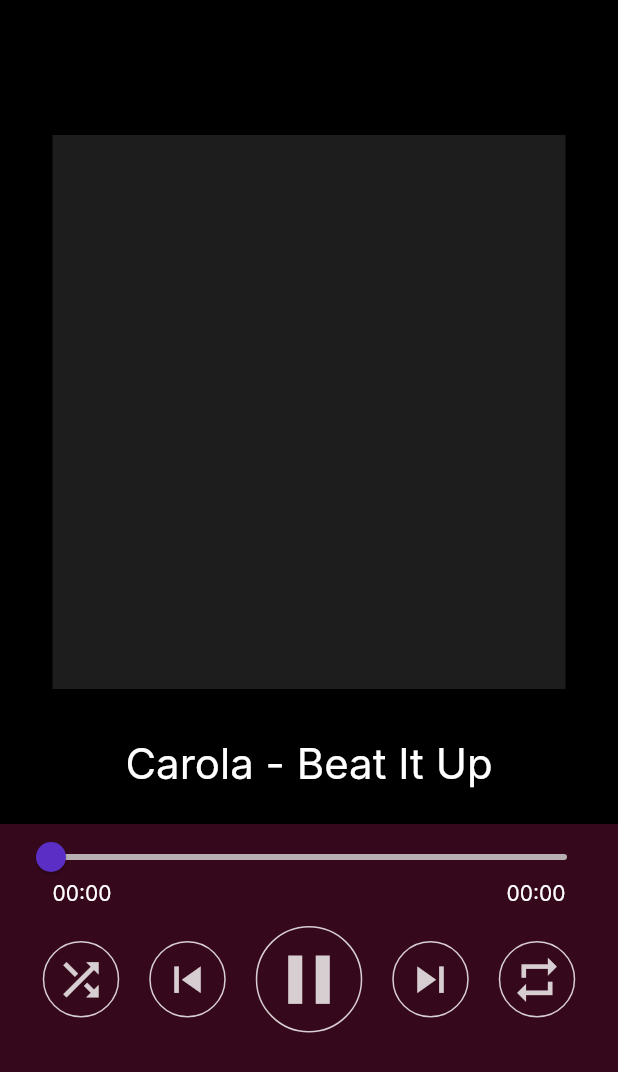
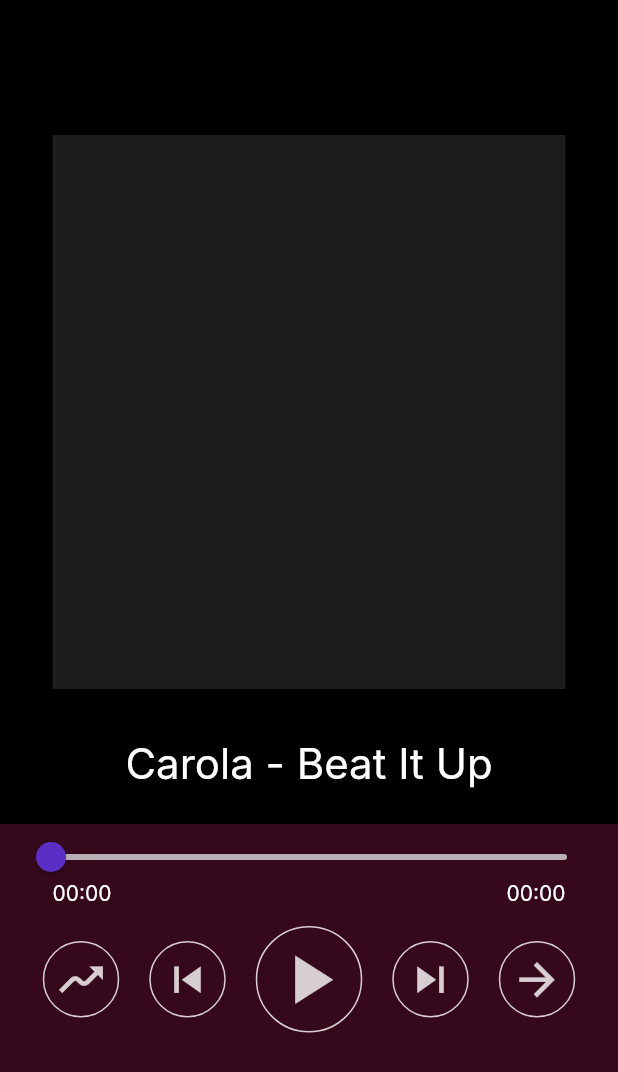
Before and after one commit to n3wzd/FlutPlayer, a Flutter app: the screen it shows after launch, on a phone screen of 412 x 824 dp. Shown: the top 1072 px of the screen. Run offline on Flutter 3.47's test engine with Material 2 defaults, Android fonts, the phone set to English and light mode, and no system bars; our stand-ins replace assets_audio_player; Roboto replaces fonts that are missing (Inter).

Commit message:
update button ui

```diff
--- a/lib/pages/page1.dart
+++ b/lib/pages/page1.dart
@@ -20,6 +20,8 @@ class _Page1State extends State<Page1> {
         metas: Metas(title: 'Savoy - Let You Go')),
     Audio("assets/audios/ColBreakz-10.000.mp3",
         metas: Metas(title: 'ColBreakz - 10.000')),
+    Audio("assets/audios/RomeinSilver-Inferno.mp3",
+        metas: Metas(title: 'Rome in Silver - Inferno')),
   ]);
 
   void openPlayer() async {
@@ -43,7 +45,10 @@ class _Page1State extends State<Page1> {
   Widget build(BuildContext context) {
     return MaterialApp(
       home: Scaffold(
-        body: Container(
+        body: SafeArea(
+          child: PlayerBuilder.current(
+            player: assetsAudioPlayer,
+            builder: (context, playing) => Container(
               color: Colors.black,
               child: Column(
                 children: [
@@ -57,12 +62,15 @@ class _Page1State extends State<Page1> {
                     flex: 1,
                     child: BottomSection(
                       assetsAudioPlayer: assetsAudioPlayer,
+                      playing: playing,
                     ),
                   ),
                 ],
               ),
             ),
           ),
+        ),
+      ),
     );
   }
 }
--- a/lib/pages/page1/bottom.dart
+++ b/lib/pages/page1/bottom.dart
@@ -1,13 +1,15 @@
 import 'package:flutter/material.dart';
 import 'package:assets_audio_player/assets_audio_player.dart';
 
-import './control_stream.dart';
+import './control_ui.dart';
 import './button_ui.dart';
 
 class BottomSection extends StatelessWidget {
-  const BottomSection({Key? key, required this.assetsAudioPlayer})
+  const BottomSection(
+      {Key? key, required this.assetsAudioPlayer, required this.playing})
       : super(key: key);
   final AssetsAudioPlayer assetsAudioPlayer;
+  final Playing playing;
 
   @override
   Widget build(BuildContext context) {
@@ -16,7 +18,14 @@ class BottomSection extends StatelessWidget {
       child: Column(
         children: [
           const SizedBox(height: 10),
-          ControlStream(assetsAudioPlayer: assetsAudioPlayer),
+          PlayerBuilder.currentPosition(
+            player: assetsAudioPlayer,
+            builder: (context, currentPosition) => ControlUI(
+              trackDuration: playing.audio.duration,
+              trackCurrentPosition: currentPosition,
+              assetsAudioPlayer: assetsAudioPlayer,
+            ),
+          ),
           const SizedBox(height: 10),
           ButtonUI(assetsAudioPlayer: assetsAudioPlayer),
         ],
--- a/lib/pages/page1/button_ui.dart
+++ b/lib/pages/page1/button_ui.dart
@@ -1,16 +1,9 @@
 import 'package:flutter/material.dart';
 import 'package:assets_audio_player/assets_audio_player.dart';
 
-class ButtonUI extends StatefulWidget {
+class ButtonUI extends StatelessWidget {
   const ButtonUI({Key? key, required this.assetsAudioPlayer}) : super(key: key);
   final AssetsAudioPlayer assetsAudioPlayer;
-
-  @override
-  State<ButtonUI> createState() => _ButtonUIState();
-}
-
-class _ButtonUIState extends State<ButtonUI> {
-  bool _isPlay = true;
 
   @override
   Widget build(BuildContext context) {
@@ -38,45 +31,61 @@ class _ButtonUIState extends State<ButtonUI> {
       child: Row(
         mainAxisAlignment: MainAxisAlignment.center,
         children: [
-          IconButton(
-            icon: const Icon(Icons.shuffle),
+          StreamBuilder<bool>(
+            stream: assetsAudioPlayer.isShuffling,
+            builder: (context, isShuffling) => IconButton(
+              isSelected: isShuffling.data,
+              icon: const Icon(Icons.moving),
+              selectedIcon: const Icon(Icons.shuffle),
               iconSize: 35,
-            onPressed: () {},
+              onPressed: () {
+                assetsAudioPlayer.toggleShuffle();
+              },
+            ),
           ),
           const SizedBox(width: 20),
           IconButton(
             icon: const Icon(Icons.skip_previous),
             iconSize: 35,
-            onPressed: () {},
+            onPressed: () async {
+              await assetsAudioPlayer.previous();
+            },
           ),
           const SizedBox(width: 20),
-          IconButton(
-            isSelected: _isPlay,
+          PlayerBuilder.isPlaying(
+            player: assetsAudioPlayer,
+            builder: (context, isPlaying) => IconButton(
+              isSelected: isPlaying,
               icon: const Icon(Icons.play_arrow),
               selectedIcon: const Icon(Icons.pause),
               iconSize: 55,
               onPressed: () {
-              if (_isPlay) {
-                widget.assetsAudioPlayer.pause();
-              } else {
-                widget.assetsAudioPlayer.play();
-              }
-              setState(() {
-                _isPlay = !_isPlay;
-              });
+                assetsAudioPlayer.playOrPause();
               },
+            ),
           ),
           const SizedBox(width: 20),
           IconButton(
             icon: const Icon(Icons.skip_next),
             iconSize: 35,
-            onPressed: () {},
+            onPressed: () async {
+              await assetsAudioPlayer.next();
+            },
           ),
           const SizedBox(width: 20),
-          IconButton(
-            icon: const Icon(Icons.repeat),
+          PlayerBuilder.loopMode(
+            player: assetsAudioPlayer,
+            builder: (context, loopMode) => IconButton(
+              icon: loopMode == LoopMode.playlist
+                  ? const Icon(Icons.repeat)
+                  : (loopMode == LoopMode.single
+                      ? const Icon(Icons.repeat_one)
+                      : const Icon(Icons.arrow_forward)),
               iconSize: 35,
-            onPressed: () {},
+              onPressed: () {
+                assetsAudioPlayer.toggleLoop();
+              },
+            ),
           ),
         ],
       ),
--- a/lib/pages/page1/center.dart
+++ b/lib/pages/page1/center.dart
@@ -28,7 +28,7 @@ class CenterSection extends StatelessWidget {
           child: Container(
             alignment: Alignment.center,
             child: Text(
-              'Carola - Beat It Up', // assetsAudioPlayer.getCurrentAudioTitle,
+              assetsAudioPlayer.getCurrentAudioTitle,
               style: const TextStyle(
                 color: Colors.white,
                 fontSize: 28,
--- a/lib/pages/page1/control_stream.dart
+++ /dev/null
@@ -1,38 +0,0 @@
-import 'package:flutter/material.dart';
-import 'package:assets_audio_player/assets_audio_player.dart';
-
-import './control_ui.dart';
-
-class ControlStream extends StatelessWidget {
-  const ControlStream({Key? key, required this.assetsAudioPlayer})
-      : super(key: key);
-  final AssetsAudioPlayer assetsAudioPlayer;
-
-  @override
-  Widget build(BuildContext context) {
-    Duration trackDuration = const Duration();
-    Duration trackCurrentPosition = const Duration();
-
-    return StreamBuilder<Playing?>(
-      stream: assetsAudioPlayer.current,
-      builder: (context, playing) {
-        if (playing.data != null) {
-          trackDuration = playing.data!.audio.duration;
-        }
-        return StreamBuilder(
-          stream: assetsAudioPlayer.currentPosition,
-          builder: (context, asyncSnapshot) {
-            if (asyncSnapshot.data != null) {
-              trackCurrentPosition = asyncSnapshot.data!;
-            }
-            return ControlUI(
-              trackDuration: trackDuration,
-              trackCurrentPosition: trackCurrentPosition,
-              assetsAudioPlayer: assetsAudioPlayer,
-            );
-          },
-        );
-      },
-    );
-  }
-}
--- a/lib/pages/page1/control_ui.dart
+++ b/lib/pages/page1/control_ui.dart
@@ -25,6 +25,11 @@
 
   @override
   Widget build(BuildContext context) {
+    double silderMax = widget.trackDuration.inMilliseconds.toDouble();
+    if (_sliderValue > silderMax) {
+      _sliderValue = silderMax;
+    }
+
     if (!_isSliderChanging) {
       if (_afterChangedCount <= 0) {
         _sliderValue = widget.trackCurrentPosition.inMilliseconds.toDouble();
@@ -41,7 +46,7 @@
           padding: const EdgeInsets.symmetric(horizontal: 10.0),
           child: Slider(
             value: _sliderValue,
-            max: widget.trackDuration.inMilliseconds.toDouble(),
+            max: silderMax,
             onChanged: (double value) {
               setState(() {
                 _sliderValue = value;
```
Also changed, not shown: 1 other file. Lines whose indentation alone changed are shown as unchanged.
